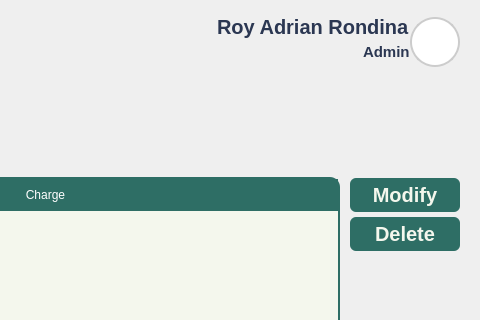
Qt form Views/Admin_Charges.ui (VinsmokeSanji69/COVACHA_CLINIC_SYSTEM) before a commit; both pictures show x 577 to 1057 and y 0 to 320 of the 1057 by 769 pixel window.
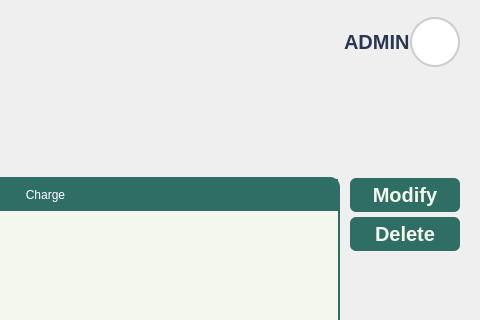
The same form after that commit. Icons and pictures are not drawn.

```diff
--- a/Views/Admin_Charges.ui
+++ b/Views/Admin_Charges.ui
@@ -443,20 +443,10 @@
              <property name="spacing">
               <number>0</number>
              </property>
-             <item alignment="Qt::AlignRight">
+             <item alignment="Qt::AlignRight|Qt::AlignVCenter">
               <widget class="QLabel" name="UserName">
                <property name="text">
-                <string>Roy Adrian Rondina</string>
-               </property>
-               <property name="alignment">
-                <set>Qt::AlignLeading</set>
-               </property>
-              </widget>
-             </item>
-             <item alignment="Qt::AlignRight">
-              <widget class="QLabel" name="UserType">
-               <property name="text">
-                <string>Admin</string>
+                <string>ADMIN</string>
                </property>
                <property name="alignment">
                 <set>Qt::AlignLeading</set>
```
Left out of the diff: 8 changed lines with no effect on the pictures.
